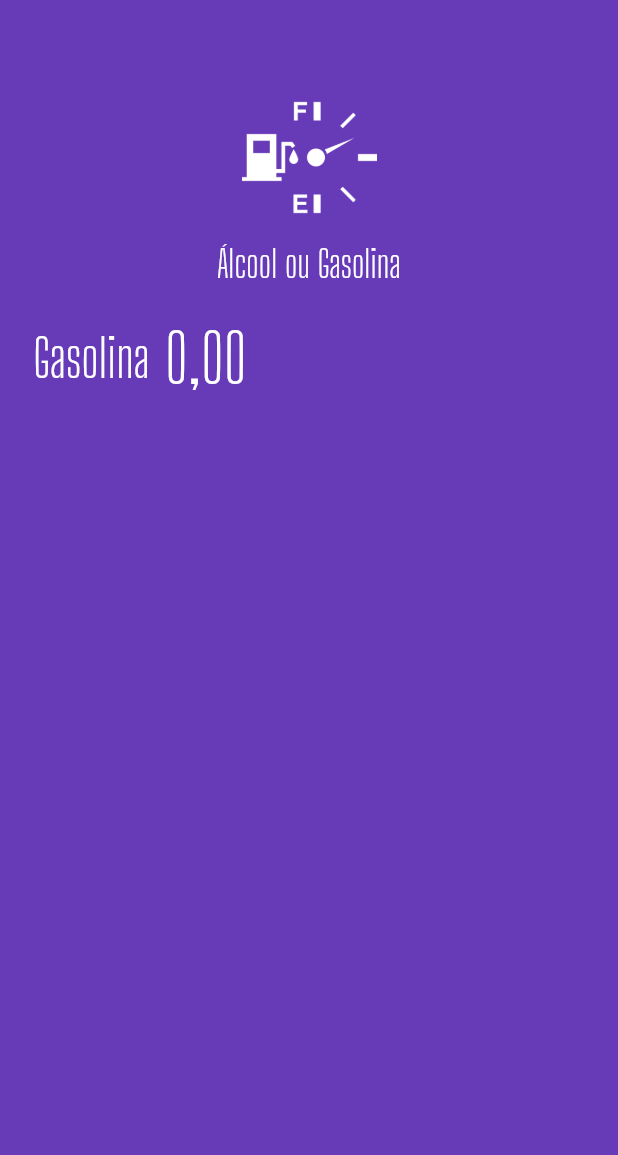
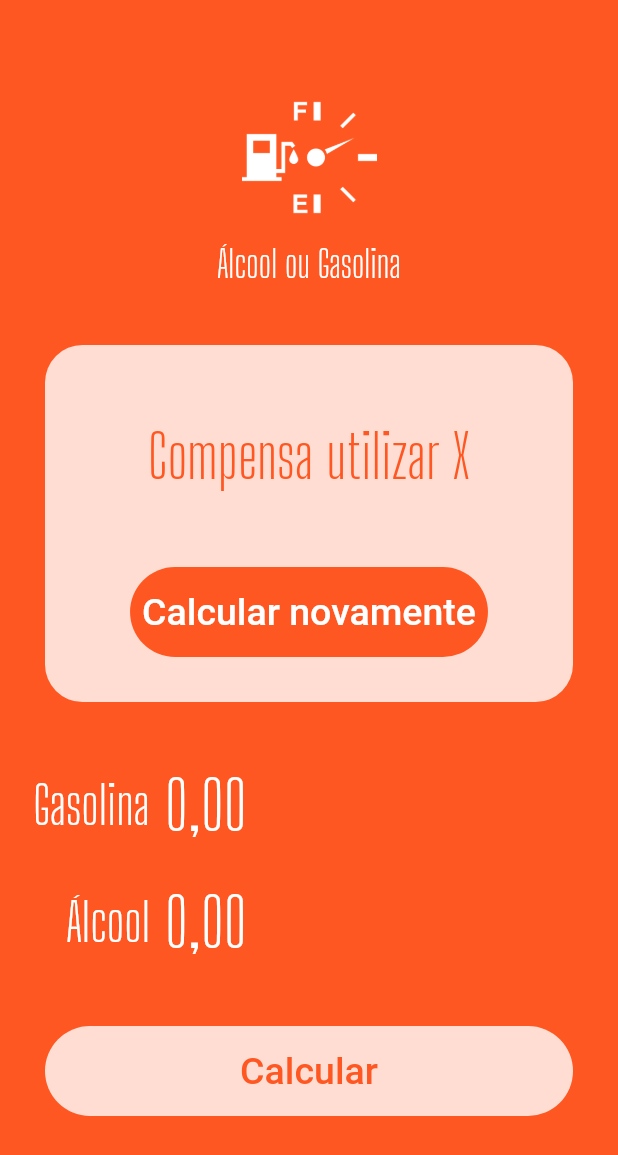
Before and after one commit to MiltonQuirino/gasolina_alcool, a Flutter app: the screen it shows after launch, on a phone screen of 412 x 824 dp. Shown: the top 1155 px of the screen. Run offline on Flutter 3.47's test engine with Material 2 defaults, Android fonts, the phone set to English and light mode, and no system bars; our stand-ins replace flutter_masked_text; Roboto replaces fonts that are missing (Big Sholders Display).

Commit message:
add loading button

```diff
--- a/lib/main.dart
+++ b/lib/main.dart
@@ -1,5 +1,7 @@
 import 'package:flutter/material.dart';
 import 'package:flutter_masked_text/flutter_masked_text.dart';
+import 'package:gasolina_alcool/widgets/input.widget.dart';
+import 'package:gasolina_alcool/widgets/loading-button.widget.dart';
 import 'package:gasolina_alcool/widgets/logo.widget.dart';
 
 void main() {
@@ -16,7 +18,7 @@ class MyApp extends StatelessWidget {
       title: 'Alcool ou Gasolina',
       debugShowCheckedModeBanner: false,
       theme: ThemeData(
-        primarySwatch: Colors.deepPurple,
+        primarySwatch: Colors.deepOrange,
       ),
       home: HomePage(),
     );
@@ -27,6 +29,7 @@ class HomePage extends StatelessWidget {
   HomePage({Key? key}) : super(key: key);
 
   var _gasCtrl = MoneyMaskedTextController();
+  var _alcCtrl = MoneyMaskedTextController();
 
   @override
   Widget build(BuildContext context) {
@@ -35,35 +38,51 @@ class HomePage extends StatelessWidget {
       body: ListView(
         children: <Widget>[
           const Logo(),
-          Row(
-            children: <Widget>[
-              Container(
-                width: 100,
-                alignment: Alignment.centerRight,
-                child: Text(
-                  "Gasolina",
+          Container(
+            margin: EdgeInsets.all(30),
+            decoration: BoxDecoration(
+              color: Colors.white.withOpacity(0.8),
+              borderRadius: BorderRadius.circular(25),
+            ),
+            child: Column(
+              children: <Widget>[
+                SizedBox(
+                  height: 50,
+                ),
+                Text(
+                  "Compensa utilizar X",
                   style: TextStyle(
-                    color: Colors.white,
-                    fontSize: 35,
-                    fontFamily: "Big shoulders Display",
+                    color: Theme.of(context).primaryColor,
+                    fontSize: 40,
+                    fontFamily: "Big Shoulders Display",
                   ),
+                  textAlign: TextAlign.center,
                 ),
-              ),
-              SizedBox(
-                width: 10,
-              ),
-              Expanded(
-                child: TextFormField(
-                  controller: _gasCtrl,
-                  keyboardType: TextInputType.number,
-                  style: const TextStyle(
-                      color: Colors.white,
-                      fontSize: 45,
-                      fontFamily: "Big Shoulders Display"),
-                  decoration: const InputDecoration(border: InputBorder.none),
+                SizedBox(
+                  height: 20,
                 ),
-              )
-            ],
+                LoadingButton(
+                  busy: false,
+                  func: () {},
+                  invert: true,
+                  text: "Calcular novamente",
+                )
+              ],
+            ),
+          ),
+          Input(
+            label: "Gasolina",
+            ctrl: _gasCtrl,
+          ),
+          Input(
+            label: "Álcool",
+            ctrl: _alcCtrl,
+          ),
+          LoadingButton(
+            busy: false,
+            func: () {},
+            invert: false,
+            text: "Calcular",
           ),
         ],
       ),
--- /dev/null
+++ b/lib/widgets/input.widget.dart
@@ -0,0 +1,43 @@
+import 'package:flutter/material.dart';
+import 'package:flutter_masked_text/flutter_masked_text.dart';
+
+class Input extends StatelessWidget {
+  var label = "";
+  var ctrl = MoneyMaskedTextController();
+
+  Input({Key? key, required this.label, required this.ctrl}) : super(key: key);
+
+  @override
+  Widget build(BuildContext context) {
+    return Row(
+      children: <Widget>[
+        Container(
+          width: 100,
+          alignment: Alignment.centerRight,
+          child: Text(
+            label,
+            style: const TextStyle(
+              color: Colors.white,
+              fontSize: 35,
+              fontFamily: "Big shoulders Display",
+            ),
+          ),
+        ),
+        SizedBox(
+          width: 10,
+        ),
+        Expanded(
+          child: TextFormField(
+            controller: ctrl,
+            keyboardType: TextInputType.number,
+            style: const TextStyle(
+                color: Colors.white,
+                fontSize: 45,
+                fontFamily: "Big Shoulders Display"),
+            decoration: const InputDecoration(border: InputBorder.none),
+          ),
+        )
+      ],
+    );
+  }
+}
--- /dev/null
+++ b/lib/widgets/loading-button.widget.dart
@@ -0,0 +1,47 @@
+import 'package:flutter/material.dart';
+
+class LoadingButton extends StatelessWidget {
+  LoadingButton({
+    required this.busy,
+    required this.func,
+    required this.invert,
+    required this.text,
+  });
+
+  var busy = false;
+  var invert = false;
+  Function()? func;
+  var text = "";
+
+  @override
+  Widget build(BuildContext context) {
+    return busy
+        ? Container(
+            alignment: Alignment.center,
+            height: 50,
+            child: CircularProgressIndicator(
+              backgroundColor: Colors.white,
+            ),
+          )
+        : Container(
+            margin: const EdgeInsets.all(30),
+            height: 60,
+            decoration: BoxDecoration(
+                color: invert
+                    ? Theme.of(context).primaryColor
+                    : Colors.white.withOpacity(0.8),
+                borderRadius: BorderRadius.circular(60)),
+            child: TextButton(
+              child: Text(
+                text,
+                style: TextStyle(
+                    color:
+                        invert ? Colors.white : Theme.of(context).primaryColor,
+                    fontSize: 25,
+                    fontFamily: "Big Sholders Display"),
+              ),
+              onPressed: func,
+            ),
+          );
+  }
+}
```
